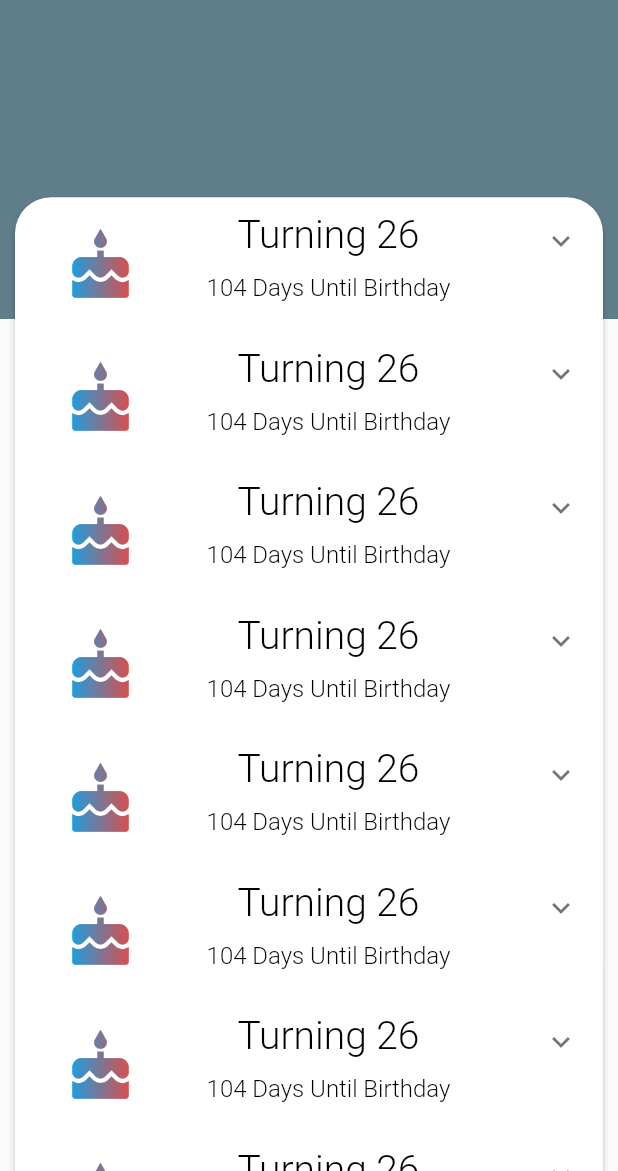
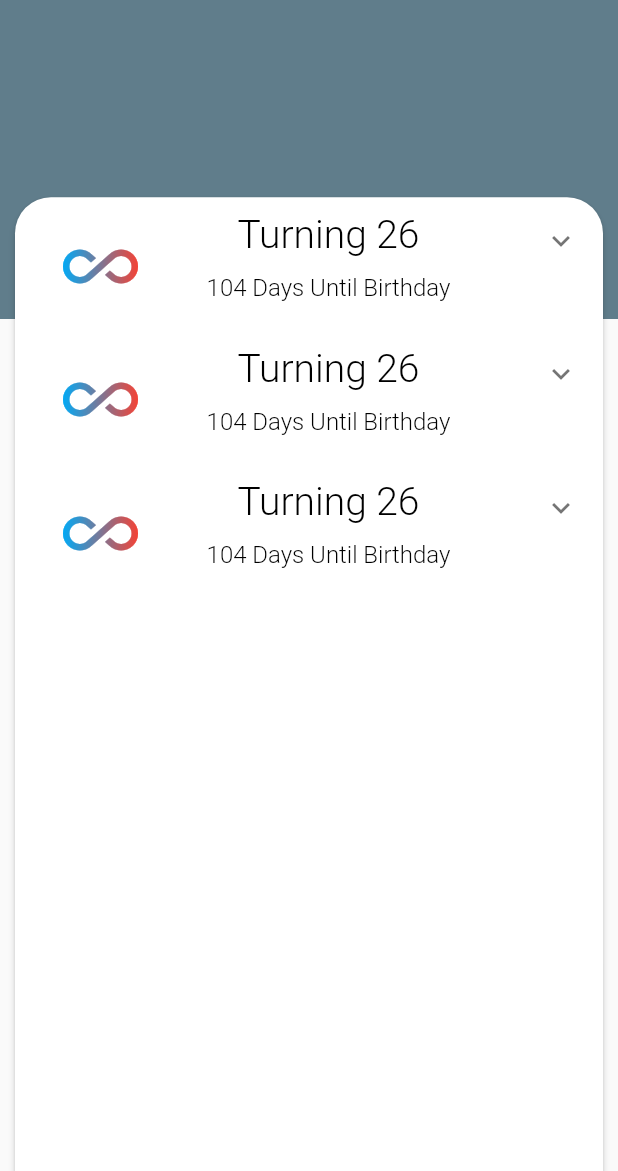
Before and after one commit to jeremyqzt/birthdaylist, a Flutter app: the screen it shows after launch, on a phone screen of 412 x 824 dp, the part 65-1236 px from its top. Run offline on Flutter 3.47's test engine with Material 2 defaults, Android fonts, the phone set to English and light mode, and no system bars; our stand-ins replace flutter_datetime_picker, google_fonts.

Commit message:
Optional icon parameters...

```diff
--- a/lib/screens/person_detail/date_detail.dart
+++ b/lib/screens/person_detail/date_detail.dart
@@ -4,11 +4,16 @@ import '../color_gradient.dart';
 import '../toggle_switch.dart';
 
 class DateDetail extends StatefulWidget {
+  final IconData icon;
+  DateDetail(this.icon);
   @override
-  State<StatefulWidget> createState() => _DateDetail();
+  State<StatefulWidget> createState() => _DateDetail(icon);
 }
 
 class _DateDetail extends State<DateDetail> {
+  final IconData _icon;
+  _DateDetail(this._icon);
+
   int age = 26;
   @override
   Widget build(BuildContext context) {
@@ -21,7 +26,7 @@ class _DateDetail extends State<DateDetail> {
           },
           leading: ColorGradient(
               child: Icon(
-                Icons.cake,
+                this._icon,
                 size: 50,
                 color: Colors.white,
               )
@@ -44,7 +49,9 @@ class _DateDetail extends State<DateDetail> {
           ),
       ),
         children: [
-          ToggleSwitch(),
+          ToggleSwitch("Remind Me On The Day", Icons.add_alarm),
+          ToggleSwitch("Remind Me A Few Days In Advance", Icons.alarm_on),
+          ToggleSwitch("Automatically Send Birthday Wishes", Icons.adb),
         ]
     );
   }
--- a/lib/screens/person_detail/person_detail.dart
+++ b/lib/screens/person_detail/person_detail.dart
@@ -42,8 +42,8 @@ class PersonDetail extends StatelessWidget {
           crossAxisAlignment: CrossAxisAlignment.stretch,
           children: [
             MainHeader(),
-            DateDetail(),
-            DateDetail(),
+            DateDetail(Icons.cake),
+            DateDetail(Icons.phonelink_ring),
             DatePickerButton(),
           ],
         ));
--- a/lib/screens/person_detail/person_detail_card.dart
+++ b/lib/screens/person_detail/person_detail_card.dart
@@ -110,9 +110,9 @@ class _PersonDetailCard extends State<PersonDetailCard>
                               child: Container(
                                 child: ListView.builder(
                                   controller: scrollController,
-                                  itemCount: 15,
+                                  itemCount: 3,
                                   itemBuilder: (BuildContext context, int index) {
-                                    return DateDetail();
+                                    return DateDetail(Icons.all_inclusive);
                                   },
                                 ),
                               ),
```
Also changed, not shown: lib/screens/toggle_switch.dart (+22 -6 lines).
